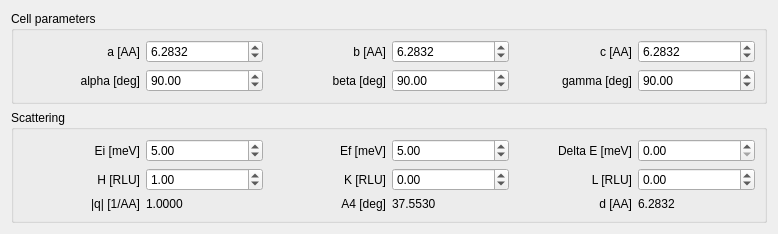
Qt form src/main/resources/base/Views/Calculator_Advanced.ui (MJOLNIRPackage/MJOLNIR-GUI) before a commit.
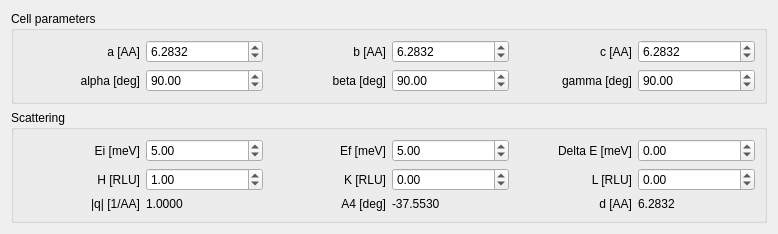
The same form after that commit.

Commit message: Update default value for scattering A4 label Update lower limit for energy transfer

Patch:
```diff
--- a/src/main/resources/base/Views/Calculator_Advanced.ui
+++ b/src/main/resources/base/Views/Calculator_Advanced.ui
@@ -364,7 +364,7 @@
             <item>
              <widget class="QLabel" name="scattering_a4_label">
               <property name="text">
-               <string>37.5530</string>
+               <string>-37.5530</string>
               </property>
              </widget>
             </item>
@@ -387,7 +387,11 @@
              </widget>
             </item>
             <item>
-             <widget class="QDoubleSpinBox" name="scattering_de_spinBox"/>
+             <widget class="QDoubleSpinBox" name="scattering_de_spinBox">
+              <property name="minimum">
+               <double>-99.989999999999995</double>
+              </property>
+             </widget>
             </item>
            </layout>
           </item>
```
